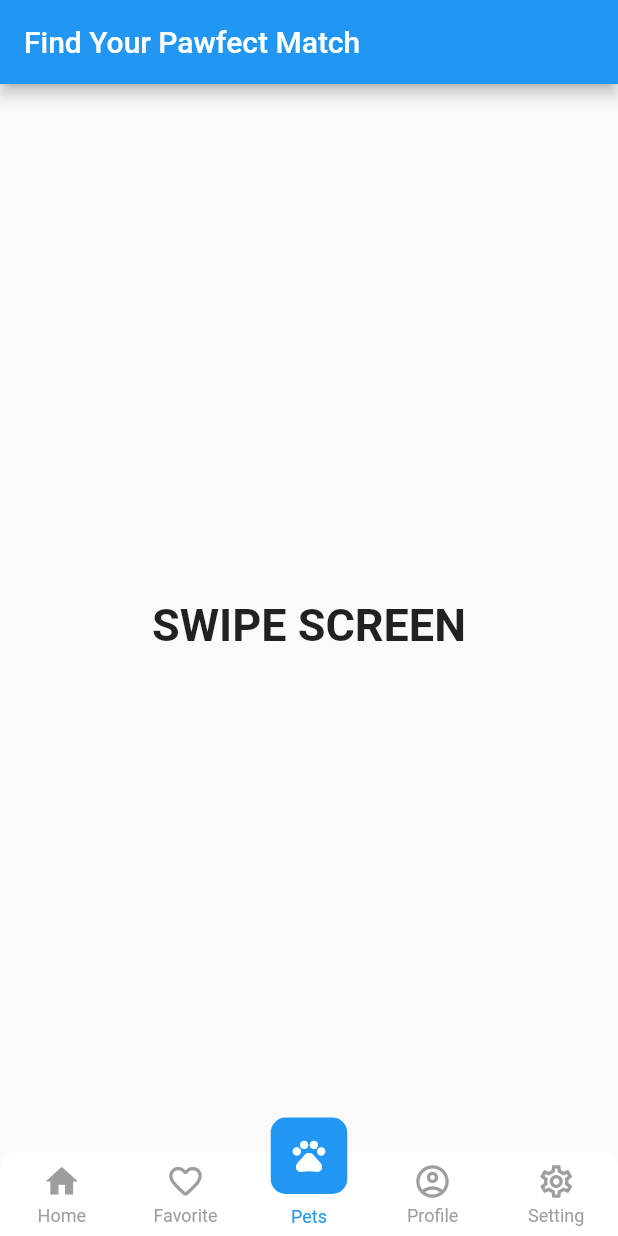
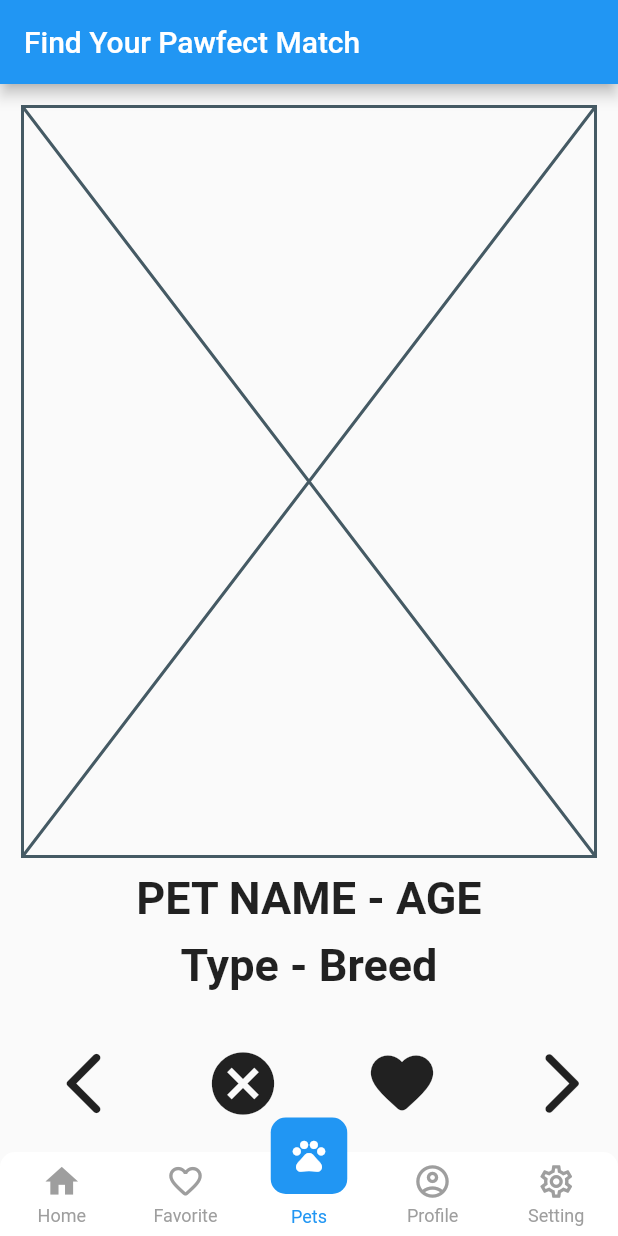
Before and after one commit to sjdeng95/woof-me, a Flutter app: the screen it shows after launch, item 3 of the bottom bar chosen, on a phone screen of 412 x 824 dp. Run offline on Flutter 3.47's test engine with Material 2 defaults, Android fonts, the phone set to English and light mode, and no system bars; drawn by our look-alikes of persistent_bottom_nav_bar.

Commit message:
Update public swipe screen UI

```diff
--- a/lib/screens/public_screens/swipe_screen.dart
+++ b/lib/screens/public_screens/swipe_screen.dart
@@ -4,15 +4,12 @@ class SwipeScreen extends StatefulWidget {
   const SwipeScreen({super.key});
 
   @override
-  State<SwipeScreen> createState() =>
-      _SwipeScreenState();
+  State<SwipeScreen> createState() => _SwipeScreenState();
 }
 
-class _SwipeScreenState
-    extends State<SwipeScreen> {
+class _SwipeScreenState extends State<SwipeScreen> {
   static const TextStyle optionStyle =
       TextStyle(fontSize: 30, fontWeight: FontWeight.bold);
-
 
   @override
   Widget build(BuildContext context) {
@@ -20,11 +17,50 @@ class _SwipeScreenState
       appBar: AppBar(
         title: const Text('Find Your Pawfect Match'),
       ),
-      body: const Center(
-        child: Text(
-          'SWIPE SCREEN',
-          style: optionStyle,
-        ),
+      body: Padding(
+        padding: const EdgeInsets.all(15.0),
+        child: Column(
+            mainAxisAlignment: MainAxisAlignment.start,
+            crossAxisAlignment: CrossAxisAlignment.center,
+            children: [
+              const SizedBox(
+                height: 500,
+                child: Placeholder(),
+              ),
+              const SizedBox(height: 10),
+              const Text(
+                'PET NAME - AGE',
+                style: optionStyle,
+              ),
+              const SizedBox(height: 10),
+              const Text(
+                'Type - Breed',
+                style: optionStyle,
+              ),
+              const SizedBox(height: 20),
+              ButtonBar(
+                  alignment: MainAxisAlignment.spaceBetween,
+                  children: <Widget>[
+                    IconButton(
+                      icon: const Icon(Icons.arrow_back_ios_new_rounded,
+                          size: 50.0),
+                      onPressed: () {},
+                    ),
+                    IconButton(
+                      icon: const Icon(Icons.cancel, size: 50.0),
+                      onPressed: () {},
+                    ),
+                    IconButton(
+                      icon: const Icon(Icons.favorite_rounded, size: 50.0),
+                      onPressed: () {},
+                    ),
+                    IconButton(
+                      icon: const Icon(Icons.arrow_forward_ios_rounded,
+                          size: 50.0),
+                      onPressed: () {},
+                    ),
+                  ])
+            ]),
       ),
     );
   }
```
